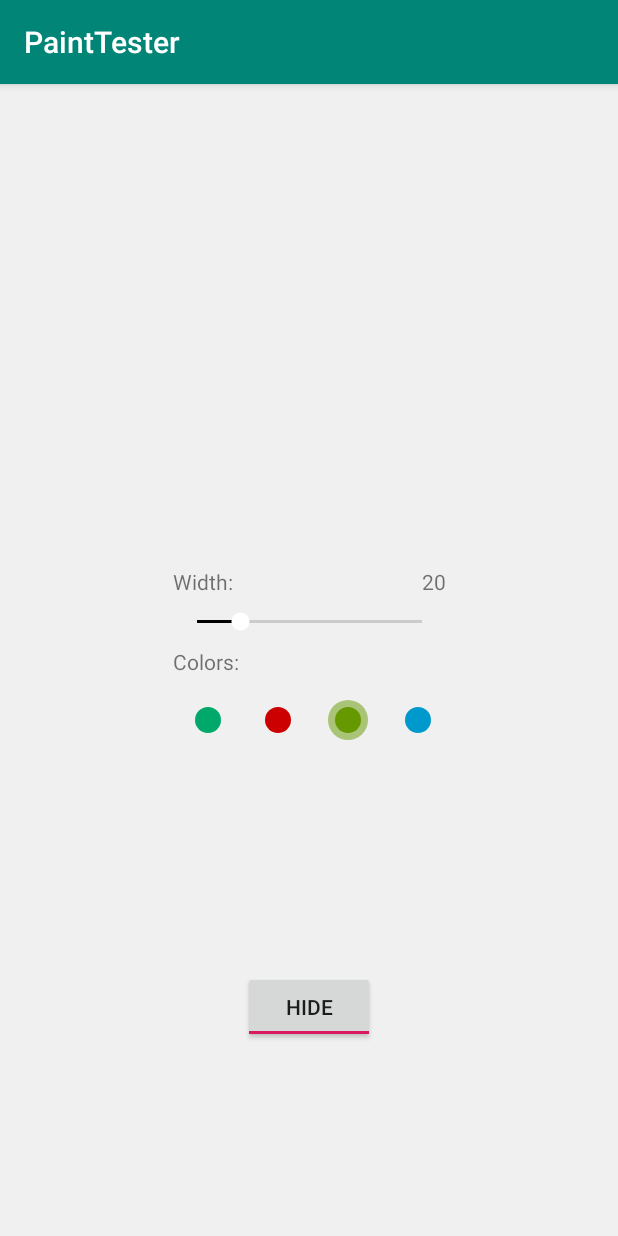
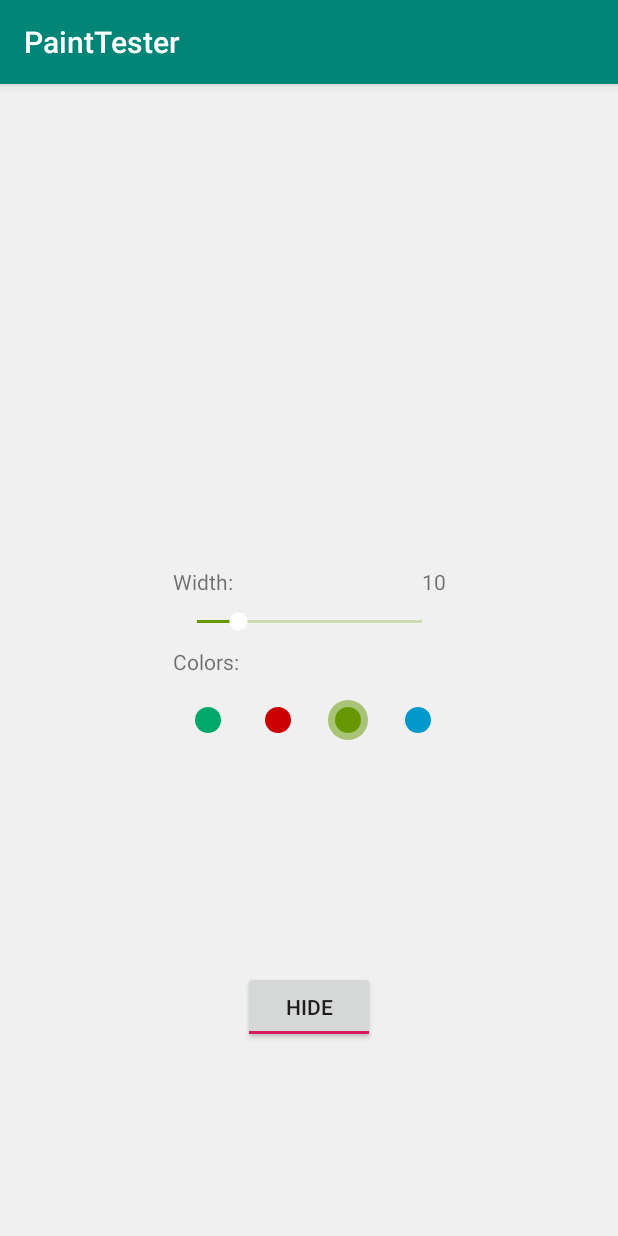
Before and after one commit to Valkaryne/AndroidLab, an Android app: the screen it shows after launch (MainActivity), on a phone screen of 412 x 824 dp. Run offline under Robolectric (Android 15) with nearby library versions, the phone set to English and light mode, and no system bars.

Commit message:
[TASK7-4] Refactored PaintWidget behavior

```diff
--- a/PaintTester/app/src/main/java/com/epam/valkaryne/painttester/MainActivity.kt
+++ b/PaintTester/app/src/main/java/com/epam/valkaryne/painttester/MainActivity.kt
@@ -27,8 +27,6 @@
         tButton.setOnCheckedChangeListener { _, isChecked -> widget?.isVisible = isChecked }
 
         widget?.mOnPaintWidgetChangeListener = PaintWidgetListener()
-        widget?.firstItemColor = Color.rgb(0, 168, 107)
-        widget?.pMaxWidth = 100
         widget?.defaultColorPosition = 2
     }
 
--- a/PaintTester/app/src/main/java/com/epam/valkaryne/painttester/PaintWidget.kt
+++ b/PaintTester/app/src/main/java/com/epam/valkaryne/painttester/PaintWidget.kt
@@ -119,8 +119,9 @@
         override fun onCheckedChanged(group: RadioGroup?, checkedId: Int) {
             val radioButton = view?.findViewById<CustomRadioButton>(checkedId)
             val color = radioButton?.color
+            color?.let { sbValue?.progressDrawable?.setTint(it) }
+
             hexColor = getHexColor(color)
-
             mOnPaintWidgetChangeListener?.onColorChanged(hexColor)
         }
     }
--- a/PaintTester/app/src/main/res/layout/activity_main.xml
+++ b/PaintTester/app/src/main/res/layout/activity_main.xml
@@ -16,7 +16,8 @@
         app:layout_constraintEnd_toEndOf="parent"
         app:layout_constraintStart_toStartOf="parent"
         app:layout_constraintTop_toTopOf="parent"
-        app:maxWidth="10"/>
+        app:firstItemColor="JADE"
+        app:maxWidth="50"/>
 
     <ToggleButton
         android:id="@+id/toggleButton"
--- a/PaintTester/app/src/main/res/layout/widget_paint.xml
+++ b/PaintTester/app/src/main/res/layout/widget_paint.xml
@@ -33,7 +33,6 @@
         android:max="10"
         android:min="1"
         android:thumbTint="@android:color/white"
-        android:progressTint="@android:color/black"
         app:layout_constraintTop_toBottomOf="@id/tv_width_title"
         tools:layout_editor_absoluteX="16dp" />
 
--- a/PaintTester/app/src/main/res/values/attr.xml
+++ b/PaintTester/app/src/main/res/values/attr.xml
@@ -7,6 +7,10 @@
     <declare-styleable name="PaintWidget">
         <attr name="maxWidth" format="integer"/>
         <attr name="defaultColorPosition" format="integer"/>
-        <attr name="firstItemColor" format="color"/>
+        <attr name="firstItemColor" format="enum">
+            <enum name="JADE" value="0xFF00A86B"/>
+            <enum name="NAVY" value="0xFF000080"/>
+            <enum name="ANTHRACITE" value="0xFF464451"/>
+        </attr>
     </declare-styleable>
 </resources>
```
